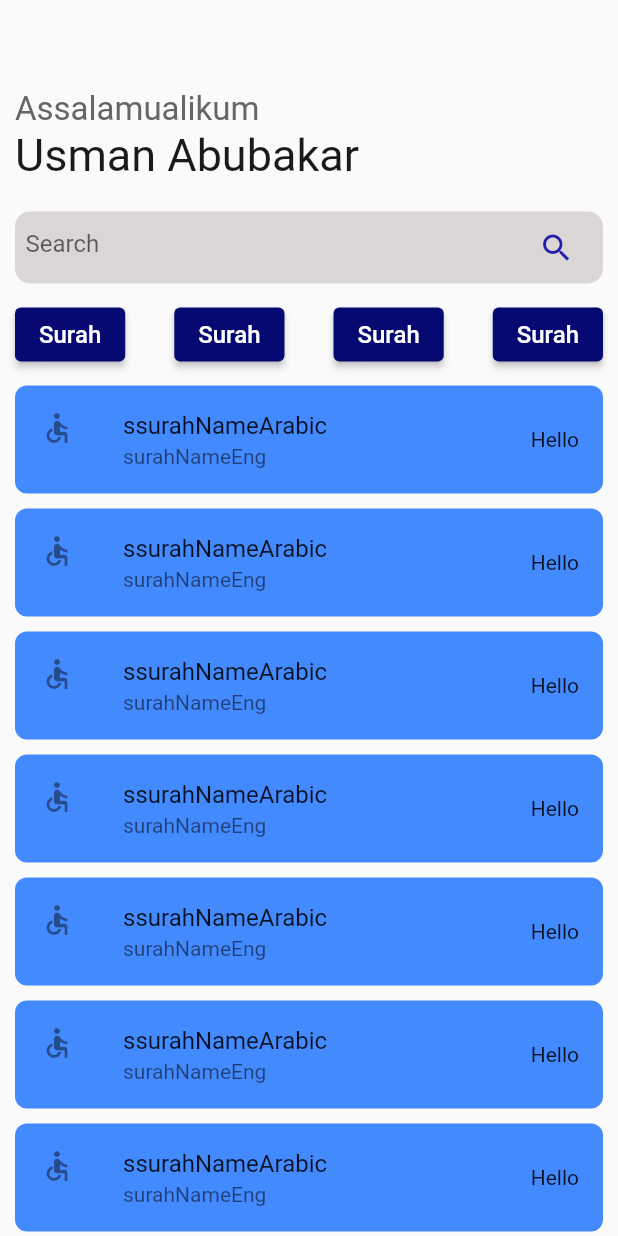
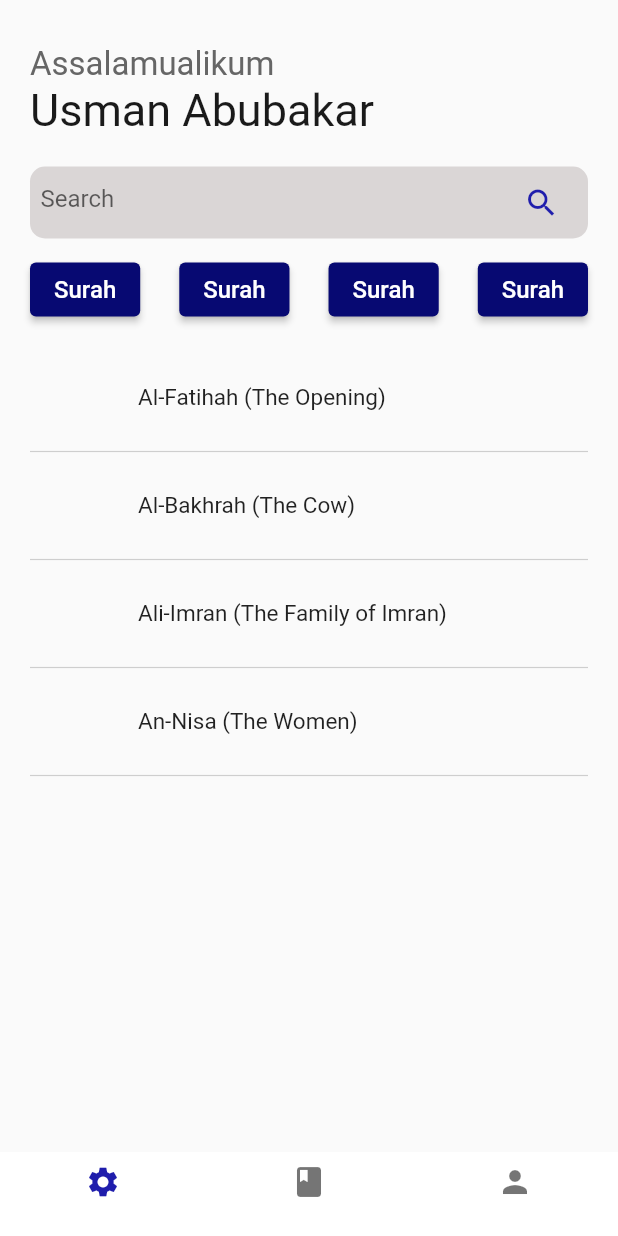
Before and after one commit to Usmandankama/iSoul, a Flutter app: the screen it shows after launch, after a tap on "Get Started", on a phone screen of 412 x 824 dp. Run offline on Flutter 3.47's test engine with Material 2 defaults, Android fonts, the phone set to English and light mode, and no system bars.

Commit message:
Just another commit after some really unproductive days

```diff
--- a/isoul/lib/contants.dart
+++ b/isoul/lib/contants.dart
@@ -6,6 +6,7 @@ import 'package:flutter/material.dart';
 Color secondaryTextColor = const Color.fromARGB(255, 218, 214, 214);
 Color headingTextColor = const Color.fromARGB(255, 26, 26, 26);
 Color subTitleTextColor = const Color.fromARGB(255, 7, 9, 114);
+Color pageColor = const Color.fromARGB(255, 235, 247, 129);
 double headingFontSize = 30;
 double subtitleFontSize = 22;
 double defaultFontSize = 16;
--- a/isoul/lib/models/surah.dart
+++ b/isoul/lib/models/surah.dart
@@ -13,6 +13,6 @@ class Surah {
     required this.numberofAyahs,
     required this.ayahTranslation,
     required this.basmallah,
-    required this.ayahs,
+    required this.ayahs
   });
 }
--- a/isoul/lib/screens/home_screen.dart
+++ b/isoul/lib/screens/home_screen.dart
@@ -26,14 +26,15 @@ class _HomeScreenState extends State<HomeScreen> {
         //         fontSize: AppConstants.headingFontSize,
         //         fontFamily: "Monospace",
         //         letterSpacing: -2),
+
         //   ),
         //   elevation: 0,
         // ),
         body: ListView(
-            padding: const EdgeInsets.all(10),
+          padding: const EdgeInsets.symmetric(horizontal: 20, vertical: 10),
           children: [
             const SizedBox(
-                height: 50,
+              height: 20,
             ),
             Text(
               'Assalamualikum',
@@ -133,126 +134,32 @@ class _HomeScreenState extends State<HomeScreen> {
                 ),
               ],
             ),
-              // const SurahList(),
             const SizedBox(
               height: 10,
             ),
-              ListTile(
-                tileColor: AppConstants.primaryColor,
-                title: const Text('ssurahNameArabic'),
-                subtitle: const Text('surahNameEng'),
-                leading: const Icon(Icons.accessible),
-                trailing: const Text("Hello"),
-                shape: RoundedRectangleBorder(
-                  borderRadius: BorderRadius.circular(8),
+            const SurahList(),
+          ],
         ),
+        bottomNavigationBar: BottomNavigationBar(
+          selectedItemColor: AppConstants.secondaryColor,
+          elevation: 0,
+          backgroundColor: const Color.fromARGB(255, 255, 255, 255),
+          items: const [
+            BottomNavigationBarItem(
+              label: '',
+              icon: Icon(Icons.settings),
             ),
-              const SizedBox(
-                height: 10,
+            BottomNavigationBarItem(
+              label: '',
+              icon: Icon(Icons.book),
             ),
-              ListTile(
-                tileColor: AppConstants.primaryColor,
-                title: const Text('ssurahNameArabic'),
-                subtitle: const Text('surahNameEng'),
-                leading: const Icon(Icons.accessible),
-                trailing: const Text("Hello"),
-                shape: RoundedRectangleBorder(
-                  borderRadius: BorderRadius.circular(8),
-                ),
-              ),
-              const SizedBox(
-                height: 10,
-              ),
-              ListTile(
-                tileColor: AppConstants.primaryColor,
-                title: const Text('ssurahNameArabic'),
-                subtitle: const Text('surahNameEng'),
-                leading: const Icon(Icons.accessible),
-                trailing: const Text("Hello"),
-                shape: RoundedRectangleBorder(
-                  borderRadius: BorderRadius.circular(8),
-                ),
-              ),
-              const SizedBox(
-                height: 10,
-              ),
-              ListTile(
-                tileColor: AppConstants.primaryColor,
-                title: const Text('ssurahNameArabic'),
-                subtitle: const Text('surahNameEng'),
-                leading: const Icon(Icons.accessible),
-                trailing: const Text("Hello"),
-                shape: RoundedRectangleBorder(
-                  borderRadius: BorderRadius.circular(8),
-                ),
-              ),
-              const SizedBox(
-                height: 10,
-              ),
-              ListTile(
-                tileColor: AppConstants.primaryColor,
-                title: const Text('ssurahNameArabic'),
-                subtitle: const Text('surahNameEng'),
-                leading: const Icon(Icons.accessible),
-                trailing: const Text("Hello"),
-                shape: RoundedRectangleBorder(
-                  borderRadius: BorderRadius.circular(8),
-                ),
-              ),
-              const SizedBox(
-                height: 10,
-              ),
-              ListTile(
-                tileColor: AppConstants.primaryColor,
-                title: const Text('ssurahNameArabic'),
-                subtitle: const Text('surahNameEng'),
-                leading: const Icon(Icons.accessible),
-                trailing: const Text("Hello"),
-                shape: RoundedRectangleBorder(
-                  borderRadius: BorderRadius.circular(8),
-                ),
-              ),
-              const SizedBox(
-                height: 10,
-              ),
-              ListTile(
-                tileColor: AppConstants.primaryColor,
-                title: const Text('ssurahNameArabic'),
-                subtitle: const Text('surahNameEng'),
-                leading: const Icon(Icons.accessible),
-                trailing: const Text("Hello"),
-                shape: RoundedRectangleBorder(
-                  borderRadius: BorderRadius.circular(8),
-                ),
-              ),
-              const SizedBox(
-                height: 10,
-              ),
-              ListTile(
-                tileColor: AppConstants.primaryColor,
-                title: const Text('ssurahNameArabic'),
-                subtitle: const Text('surahNameEng'),
-                leading: const Icon(Icons.accessible),
-                trailing: const Text("Hello"),
-                shape: RoundedRectangleBorder(
-                  borderRadius: BorderRadius.circular(8),
-                ),
-              ),
-              const SizedBox(
-                height: 10,
-              ),
-              ListTile(
-                tileColor: AppConstants.primaryColor,
-                title: const Text('ssurahNameArabic'),
-                subtitle: const Text('surahNameEng'),
-                leading: const Icon(Icons.accessible),
-                trailing: const Text("Hello"),
-                shape: RoundedRectangleBorder(
-                  borderRadius: BorderRadius.circular(8),
-                ),
+            BottomNavigationBarItem(
+              label: '',
+              icon: Icon(Icons.person),
             ),
           ],
         ),
-        ));
+      ),
+    );
   }
 }
--- a/isoul/lib/widgets/surah_list.dart
+++ b/isoul/lib/widgets/surah_list.dart
@@ -1,5 +1,7 @@
 import 'package:flutter/material.dart';
 import 'package:isoul/models/surah.dart';
+import 'package:isoul/widgets/surah_page.dart';
+import '../contants.dart' as AppConstants;
 
 class SurahList extends StatefulWidget {
   const SurahList({super.key});
@@ -9,6 +11,7 @@ class SurahList extends StatefulWidget {
 }
 
 class _SurahListState extends State<SurahList> {
+  final GlobalKey _listKey = GlobalKey();
   List<Widget> surahItem = [];
   @override
   void initState() {
@@ -21,34 +24,86 @@ class _SurahListState extends State<SurahList> {
       Surah(
         surahNameEng: 'The Opening',
         surahNameArabic: 'Al-Fatihah',
-          cityRevealed: 'Mecca',
+        cityRevealed: 'Makki',
         numberofAyahs: 7,
         ayahTranslation: "",
         basmallah: 'Bismillahi rahmanir Raheem',
-          ayahs: "")
+        ayahs: "",
+      ),
+      Surah(
+        surahNameEng: 'The Cow',
+        surahNameArabic: 'Al-Bakhrah',
+        cityRevealed: 'Madani',
+        numberofAyahs: 286,
+        ayahTranslation: "",
+        basmallah: 'Bismillahi rahmanir Raheem',
+        ayahs: "",
+      ),
+      Surah(
+        surahNameEng: 'The Family of Imran',
+        surahNameArabic: 'Ali-Imran',
+        cityRevealed: 'Madani',
+        numberofAyahs: 200,
+        ayahTranslation: "",
+        basmallah: 'Bismillahi rahmanir Raheem',
+        ayahs: "",
+      ),
+      Surah(
+        surahNameEng: 'The Women',
+        surahNameArabic: 'An-Nisa',
+        cityRevealed: 'Madani',
+        numberofAyahs: 176,
+        ayahTranslation: "",
+        basmallah: 'Bismillahi rahmanir Raheem',
+        ayahs: "",
+      )
     ];
-    for (var product in surahs) {
-      surahItem.add(_buildTile(product));
+    for (var surah in surahs) {
+      surahItem.add(
+        _buildTile(surah),
+      );
     }
   }
 
-  Widget _buildTile(Surah ssurah) {
-    return Container(
-      // title: Text(ssurah.surahNameArabic),
-      // subtitle: Text(ssurah.surahNameEng),
-      height: 200,
-      width: 300,
-      decoration: const BoxDecoration(
-        gradient: LinearGradient(colors: [Colors.yellow,Colors.black])
+  Widget _buildTile(Surah surah) {
+    return Column(
+      children: [
+        ListTile(
+          onTap: () {
+            Navigator.push(
+              context,
+              MaterialPageRoute(
+                builder: (context) => SurahPage(surah: surah),
               ),
+            );
+          },
+          title: Text(
+            "${surah.surahNameArabic} (${surah.surahNameEng})",
+            style: const TextStyle(fontSize: 15),
+          ),
+          leading: const Text(
+            "",
+            style: TextStyle(fontSize: 24, fontFamily: "Cursive"),
+          ),
+          shape: RoundedRectangleBorder(
+            borderRadius: BorderRadius.circular(8),
+          ),
+        ),
+        const Divider(
+          color: Color.fromARGB(148, 175, 174, 174),
+          thickness: .8,
+        )
+      ],
     );
   }
 
   @override
   Widget build(BuildContext context) {
     return ListView.builder(
+        shrinkWrap: true,
+        key: _listKey,
         physics: const NeverScrollableScrollPhysics(),
-        padding: const EdgeInsets.symmetric(horizontal: 8, vertical: 16),
+        padding: const EdgeInsets.symmetric(vertical: 10),
         itemCount: surahItem.length,
         itemBuilder: (context, index) {
           return surahItem[index];
```
Also changed, not shown: isoul/lib/screens/surah_screen.dart (+128 -0 lines), isoul/lib/widgets/surah_page.dart (added, +58 -0 lines), isoul/lib/widgets/ayahs.dart (added). Lines whose indentation alone changed are shown as unchanged.
